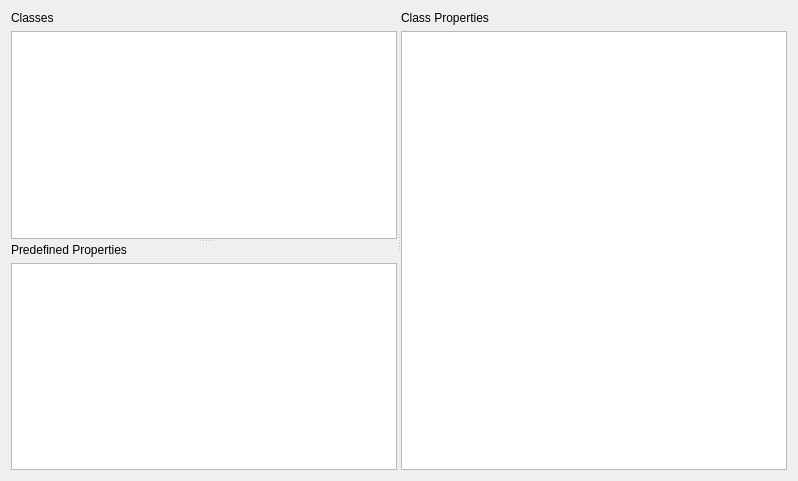
Old version of the form src/bsdd_gui/module/property_picker/qt/Widget.ui in the repository c-mellueh/bSDD-Toolkit.
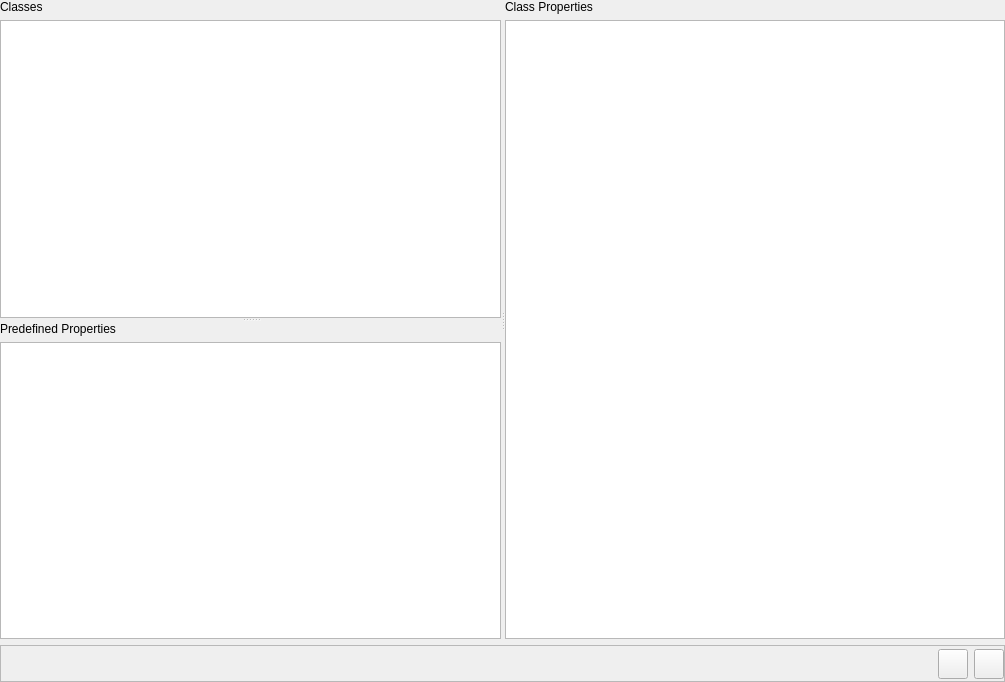
New version of the form. Custom widgets are drawn as their Qt base class.

The edit to the form file:
```diff
--- a/src/bsdd_gui/module/property_picker/qt/Widget.ui
+++ b/src/bsdd_gui/module/property_picker/qt/Widget.ui
@@ -6,16 +6,34 @@
    <rect>
     <x>0</x>
     <y>0</y>
-    <width>798</width>
-    <height>481</height>
+    <width>1005</width>
+    <height>682</height>
    </rect>
   </property>
   <property name="windowTitle">
    <string>Form</string>
   </property>
   <layout class="QGridLayout" name="gridLayout">
+   <property name="leftMargin">
+    <number>0</number>
+   </property>
+   <property name="topMargin">
+    <number>0</number>
+   </property>
+   <property name="rightMargin">
+    <number>0</number>
+   </property>
+   <property name="bottomMargin">
+    <number>0</number>
+   </property>
    <item row="0" column="0">
     <widget class="QSplitter" name="spl_horizontal">
+     <property name="sizePolicy">
+      <sizepolicy hsizetype="Expanding" vsizetype="Preferred">
+       <horstretch>0</horstretch>
+       <verstretch>0</verstretch>
+      </sizepolicy>
+     </property>
      <property name="orientation">
       <enum>Qt::Orientation::Horizontal</enum>
      </property>
@@ -68,6 +86,102 @@
      </widget>
     </widget>
    </item>
+   <item row="1" column="0">
+    <widget class="QFrame" name="fr_download">
+     <property name="sizePolicy">
+      <sizepolicy hsizetype="Preferred" vsizetype="Maximum">
+       <horstretch>0</horstretch>
+       <verstretch>0</verstretch>
+      </sizepolicy>
+     </property>
+     <property name="frameShape">
+      <enum>QFrame::Shape::StyledPanel</enum>
+     </property>
+     <property name="frameShadow">
+      <enum>QFrame::Shadow::Raised</enum>
+     </property>
+     <layout class="QHBoxLayout" name="horizontalLayout">
+      <property name="spacing">
+       <number>6</number>
+      </property>
+      <property name="leftMargin">
+       <number>0</number>
+      </property>
+      <property name="topMargin">
+       <number>0</number>
+      </property>
+      <property name="rightMargin">
+       <number>0</number>
+      </property>
+      <property name="bottomMargin">
+       <number>5</number>
+      </property>
+      <item>
+       <spacer name="horizontalSpacer">
+        <property name="orientation">
+         <enum>Qt::Orientation::Horizontal</enum>
+        </property>
+        <property name="sizeHint" stdset="0">
+         <size>
+          <width>1</width>
+          <height>20</height>
+         </size>
+        </property>
+       </spacer>
+      </item>
+      <item>
+       <widget class="QToolButton" name="pb_import">
+        <property name="minimumSize">
+         <size>
+          <width>30</width>
+          <height>30</height>
+         </size>
+        </property>
+        <property name="maximumSize">
+         <size>
+          <width>24</width>
+          <height>24</height>
+         </size>
+        </property>
+        <property name="toolTip">
+         <string>Import LOIN</string>
+        </property>
+        <property name="text">
+         <string/>
+        </property>
+       </widget>
+      </item>
+      <item>
+       <widget class="QToolButton" name="pb_export">
+        <property name="sizePolicy">
+         <sizepolicy hsizetype="Minimum" vsizetype="Minimum">
+          <horstretch>0</horstretch>
+          <verstretch>0</verstretch>
+         </sizepolicy>
+        </property>
+        <property name="minimumSize">
+         <size>
+          <width>30</width>
+          <height>30</height>
+         </size>
+        </property>
+        <property name="maximumSize">
+         <size>
+          <width>24</width>
+          <height>24</height>
+         </size>
+        </property>
+        <property name="toolTip">
+         <string>Export LOIN</string>
+        </property>
+        <property name="text">
+         <string/>
+        </property>
+       </widget>
+      </item>
+     </layout>
+    </widget>
+   </item>
   </layout>
  </widget>
  <customwidgets>
```
